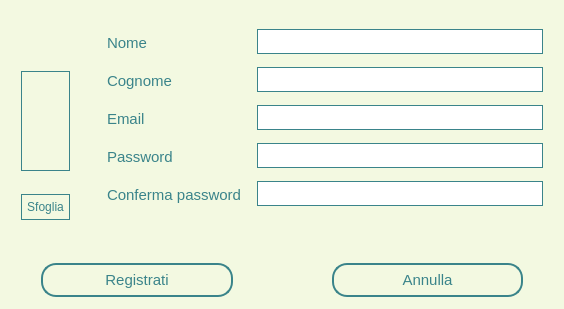
First picture: the form in Client/registrationpage.ui, repository MarcoFlo/Google-Drive, before the edit.
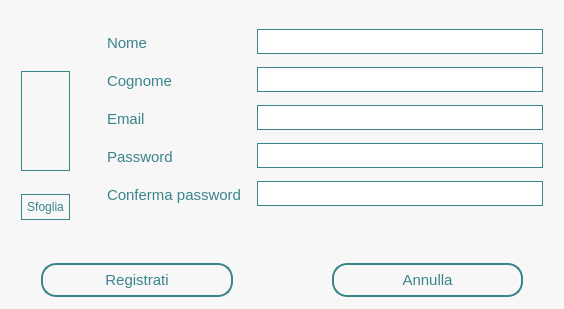
Second picture: the form after the edit. Icons and pictures are not drawn.

Commit message: piccole modifiche interfaccia

```diff
--- a/Client/registrationpage.ui
+++ b/Client/registrationpage.ui
@@ -14,7 +14,7 @@
    <string>MainWindow</string>
   </property>
   <property name="styleSheet">
-   <string notr="true">background-color: rgb(243, 249, 225);
+   <string notr="true">background-color: rgb(247, 247, 247);
 border-color:10px solid black;</string>
   </property>
   <widget class="QWidget" name="centralwidget">
```
The commit also changes 4 other files.
